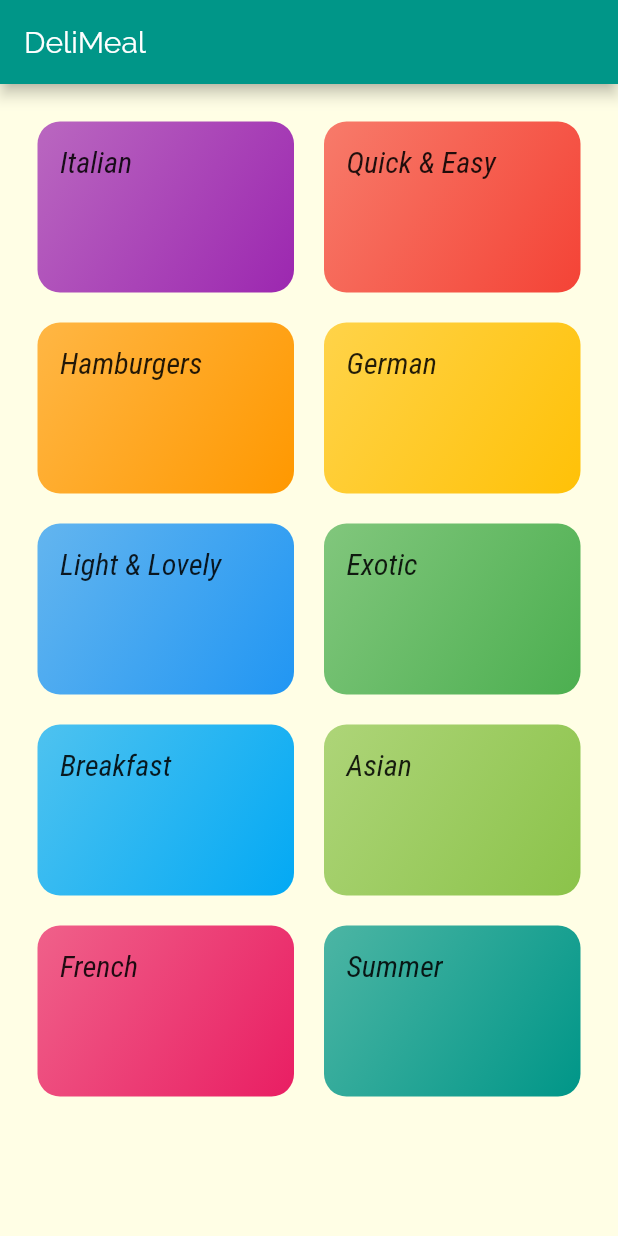
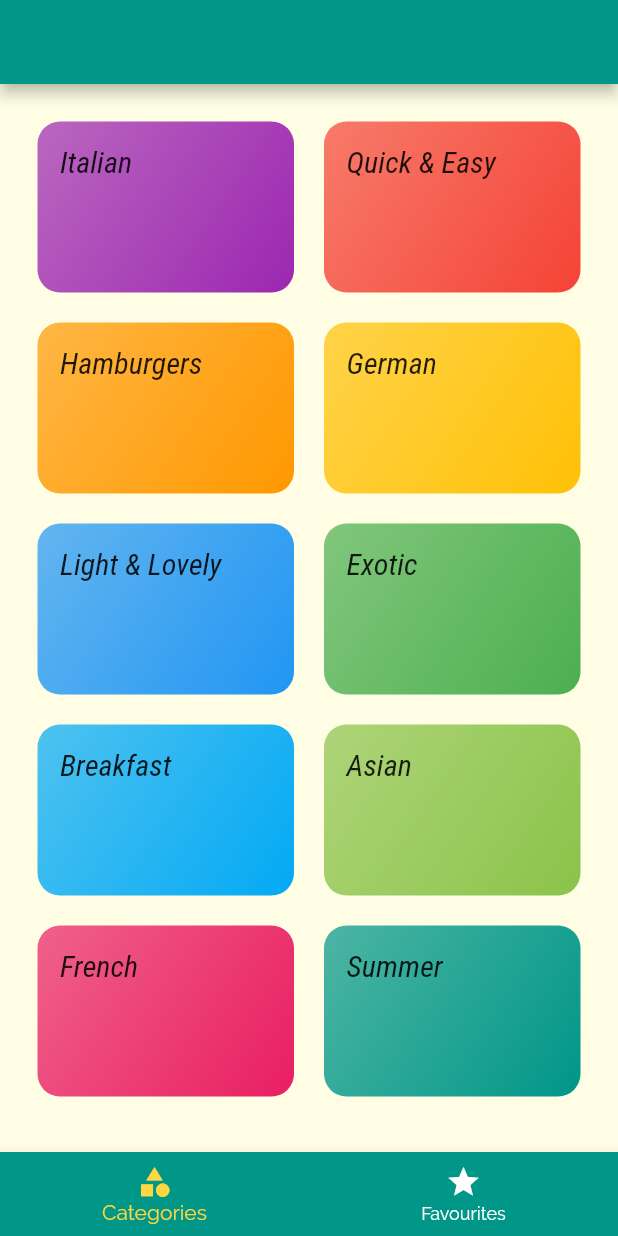
Before and after one commit to davidedm07/MealsApp, a Flutter app: the screen it shows after launch, on a phone screen of 412 x 824 dp. Run offline on Flutter 3.47's test engine with Material 2 defaults, Android fonts, the phone set to English and light mode, and no system bars.

Commit message:
Meals_App: added bottom navigation bar

```diff
--- a/lib/main.dart
+++ b/lib/main.dart
@@ -1,3 +1,4 @@
+import 'package:MealsApp/screens/tabs_screen.dart';
 import 'package:MealsApp/screens/meal_detail_screen.dart';
 import 'package:flutter/material.dart';
 import 'screens/category_meals_screen.dart';
@@ -12,7 +13,7 @@ class MyApp extends StatelessWidget {
       title: 'DeliMeals',
       theme: ThemeData(
         primarySwatch: Colors.teal,
-        accentColor: Colors.blueGrey,
+        accentColor: Colors.amberAccent,
         canvasColor: Color.fromRGBO(255, 254, 229, 1),
         fontFamily: 'Raleway',
         textTheme: ThemeData.light().textTheme.copyWith(
@@ -25,8 +26,8 @@ class MyApp extends StatelessWidget {
               fontStyle: FontStyle.italic,
             )),
       ),
-      home: CategoriesScreen(),
       routes: {
+        '/': (context) => TabsScreen(),
         CategoryMealsScreen.route: (context) => CategoryMealsScreen(),
         MealDetailScreen.route: (context) => MealDetailScreen(),
       },
--- a/lib/screens/categories_screen.dart
+++ b/lib/screens/categories_screen.dart
@@ -5,11 +5,7 @@ import '../widgets/category_item.dart';
 class CategoriesScreen extends StatelessWidget {
   @override
   Widget build(BuildContext context) {
-    return Scaffold(
-      appBar: AppBar(
-        title: const Text('DeliMeal'),
-      ),
-      body: GridView(
+    return GridView(
       padding: EdgeInsets.all(25),
       children: [
         ...DUMMY_CATEGORIES
@@ -25,7 +21,6 @@ class CategoriesScreen extends StatelessWidget {
         crossAxisSpacing: 20,
         mainAxisSpacing: 20,
       ),
-      ),
     );
   }
 }
--- /dev/null
+++ b/lib/screens/favourite_screen.dart
@@ -0,0 +1,8 @@
+import 'package:flutter/material.dart';
+
+class FavouriteScreen extends StatelessWidget {
+  @override
+  Widget build(BuildContext context) {
+    return Container();
+  }
+}
--- /dev/null
+++ b/lib/screens/tabs_screen.dart
@@ -0,0 +1,51 @@
+import 'package:MealsApp/screens/categories_screen.dart';
+import 'package:flutter/material.dart';
+
+import 'favourite_screen.dart';
+
+class TabsScreen extends StatefulWidget {
+  @override
+  _TabsScreenState createState() => _TabsScreenState();
+}
+
+class _TabsScreenState extends State<TabsScreen> {
+  final List<Widget> _pages = [
+    CategoriesScreen(),
+    FavouriteScreen(),
+  ];
+
+  int _selectedPageIndex = 0;
+
+  void _selectPage(int index) {
+    setState(() {
+      _selectedPageIndex = index;
+    });
+  }
+
+  @override
+  Widget build(BuildContext context) {
+    return Scaffold(
+      appBar: AppBar(
+        title: Text(''),
+      ),
+      body: _pages[_selectedPageIndex],
+      bottomNavigationBar: BottomNavigationBar(
+        onTap: _selectPage,
+        backgroundColor: Theme.of(context).primaryColor,
+        unselectedItemColor: Colors.white,
+        selectedItemColor: Theme.of(context).accentColor,
+        currentIndex: _selectedPageIndex,
+        items: [
+          BottomNavigationBarItem(
+            icon: Icon(Icons.category),
+            label: 'Categories',
+          ),
+          BottomNavigationBarItem(
+            icon: Icon(Icons.star),
+            label: 'Favourites',
+          ),
+        ],
+      ),
+    );
+  }
+}
```
Lines whose indentation alone changed are shown as unchanged.
